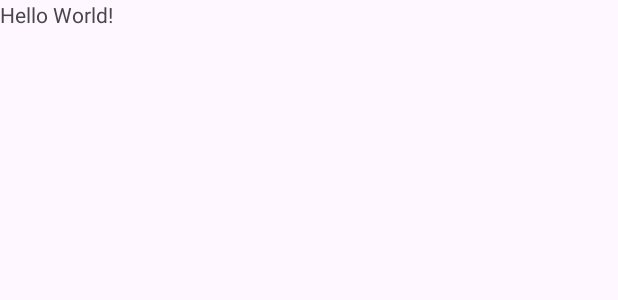
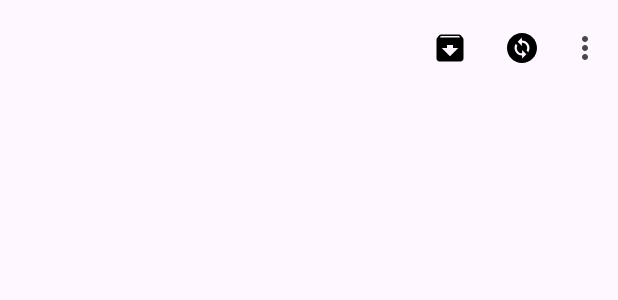
Before and after one commit to Rafaella-Sbizarro/AppMenuTopbar, an Android app: the layout activity_main.xml on its own in the app's theme, with its tools: preview values and no code run, on a phone screen of 412 x 824 dp. Shown: the top 300 px of the screen. Run offline under Robolectric (Android 15) with nearby library versions, the phone set to English and light mode, and no system bars.

Commit message:
Menu Topbar

```diff
--- a/app/src/main/res/layout/activity_main.xml
+++ b/app/src/main/res/layout/activity_main.xml
@@ -7,13 +7,20 @@
     android:layout_height="match_parent"
     tools:context=".MainActivity">
 
-    <TextView
-        android:layout_width="wrap_content"
-        android:layout_height="wrap_content"
-        android:text="Hello World!"
-        app:layout_constraintBottom_toBottomOf="parent"
-        app:layout_constraintEnd_toEndOf="parent"
-        app:layout_constraintStart_toStartOf="parent"
-        app:layout_constraintTop_toTopOf="parent" />
+    <com.google.android.material.appbar.AppBarLayout
+        android:layout_width="match_parent"
+        android:layout_height="wrap_content">
+
+        <com.google.android.material.appbar.MaterialToolbar
+            android:layout_width="match_parent"
+            android:layout_height="wrap_content"
+
+            app:menu="@menu/menu_topbar"
+            />
+
+
+
+    </com.google.android.material.appbar.AppBarLayout>
+
 
 </RelativeLayout>
--- a/app/src/main/res/menu/menu_topbar.xml
+++ b/app/src/main/res/menu/menu_topbar.xml
@@ -37,4 +37,5 @@
 
 
 
+
 </menu>
```
